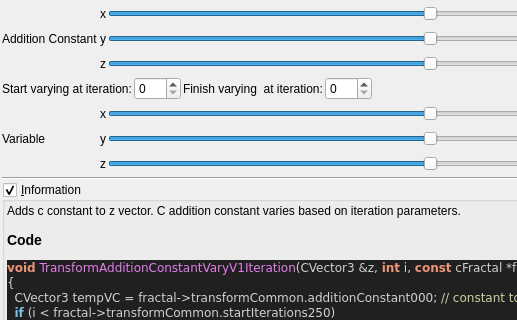
Before: the Qt Designer form mandelbulber2/qt_data/fractal_transf_addition_constant_varyV1.ui in buddhi1980/mandelbulber2, drawn with Qt 5; both pictures show x 0 to 517 and y 0 to 320 of the 844 by 746 pixel window.
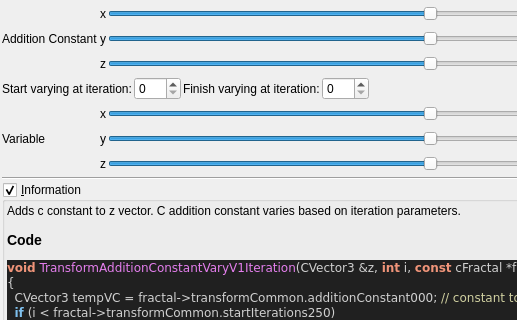
After: the same form once the commit is applied. Custom widgets are drawn as their Qt base class.

```diff
--- a/mandelbulber2/qt_data/fractal_transf_addition_constant_varyV1.ui
+++ b/mandelbulber2/qt_data/fractal_transf_addition_constant_varyV1.ui
@@ -427,7 +427,7 @@
        <item row="0" column="2">
         <widget class="QLabel" name="label_169">
          <property name="text">
-          <string>Finish varying  at iteration:</string>
+          <string>Finish varying at iteration:</string>
          </property>
         </widget>
        </item>
```
